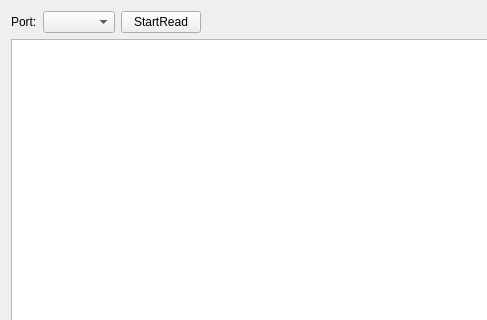
First picture: the form in ui/capture.ui, repository binnary/BSCJZ8, before the edit; both pictures show x 0 to 487 and y 0 to 320 of the 722 by 401 pixel window.
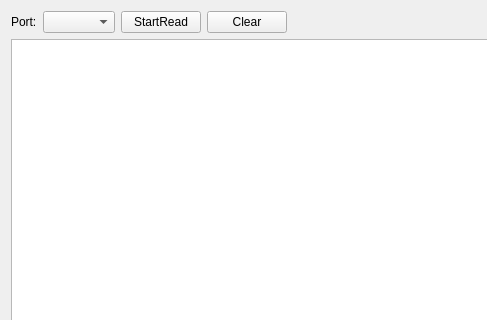
Second picture: the form after the edit.

What changed in the file:
```diff
--- a/ui/capture.ui
+++ b/ui/capture.ui
@@ -33,6 +33,13 @@
        </property>
       </widget>
      </item>
+     <item>
+      <widget class="QPushButton" name="pushButton_Clear">
+       <property name="text">
+        <string>Clear</string>
+       </property>
+      </widget>
+     </item>
      <item>
       <spacer name="horizontalSpacer">
        <property name="orientation">
```
